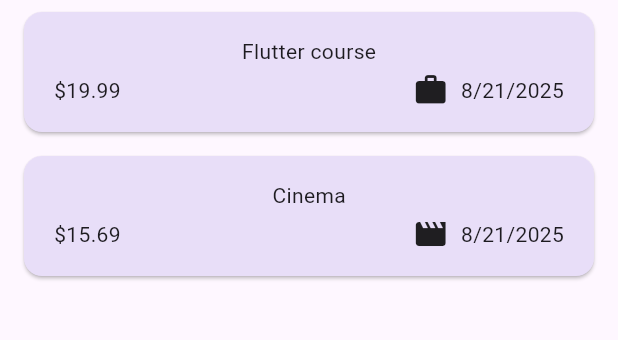
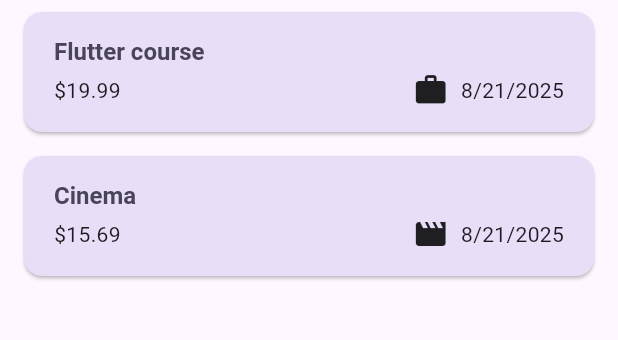
Before and after one commit to NiazSagor/flutter_expense_tracker, a Flutter app: the screen it shows after launch, on a phone screen of 412 x 824 dp, the part 114-454 px from its top. Run offline on Flutter 3.47's test engine with Material 3 defaults, Android fonts, the phone set to English and light mode, and no system bars.

```diff
--- a/lib/widgets/expense_list/expense_item.dart
+++ b/lib/widgets/expense_list/expense_item.dart
@@ -13,8 +13,9 @@ class ExpenseItem extends StatelessWidget {
       child: Padding(
         padding: const EdgeInsets.symmetric(vertical: 16, horizontal: 20),
         child: Column(
+          crossAxisAlignment: CrossAxisAlignment.start,
           children: [
-            Text(expense.title),
+            Text(expense.title, style: Theme.of(context).textTheme.titleLarge),
             const SizedBox(height: 4),
             Row(
               children: [
--- a/lib/widgets/expense_list/expenses_list.dart
+++ b/lib/widgets/expense_list/expenses_list.dart
@@ -18,6 +18,12 @@ class ExpensesList extends StatelessWidget {
     return ListView.builder(
       itemCount: expenses.length,
       itemBuilder: (ctx, index) => Dismissible(
+        background: Container(
+          color: Theme.of(context).colorScheme.error.withOpacity(0.75),
+          margin: EdgeInsets.symmetric(
+            horizontal: Theme.of(context).cardTheme.margin!.horizontal,
+          ),
+        ),
         onDismissed: (direction) {
           onRemoved(expenses[index]);
         },
```
Also changed, not shown: lib/main.dart (+22 -3 lines).
